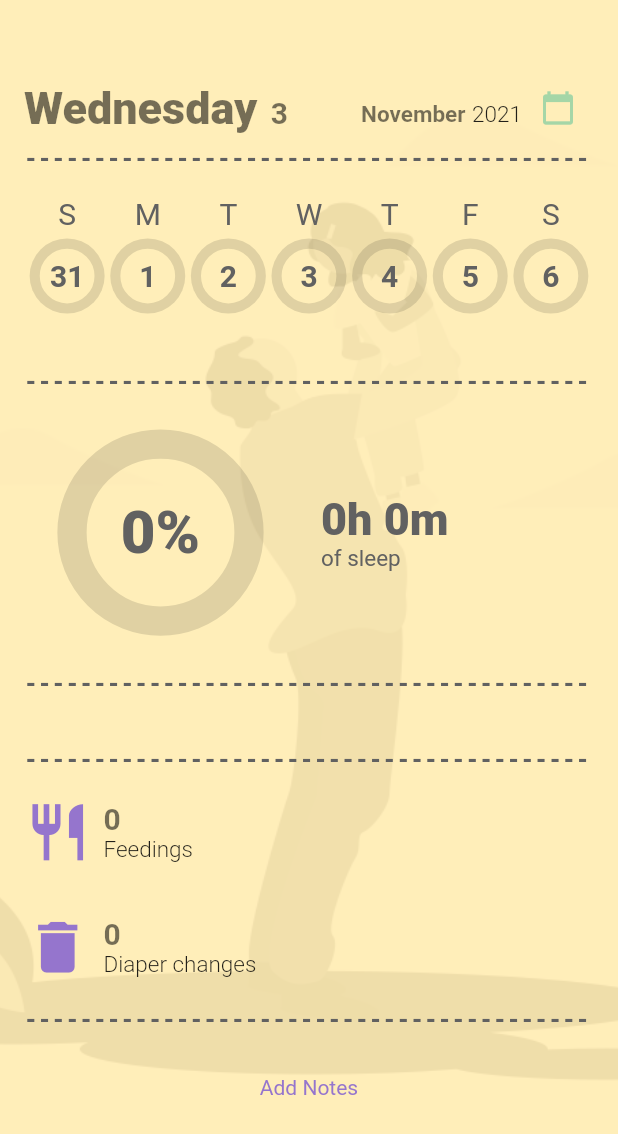
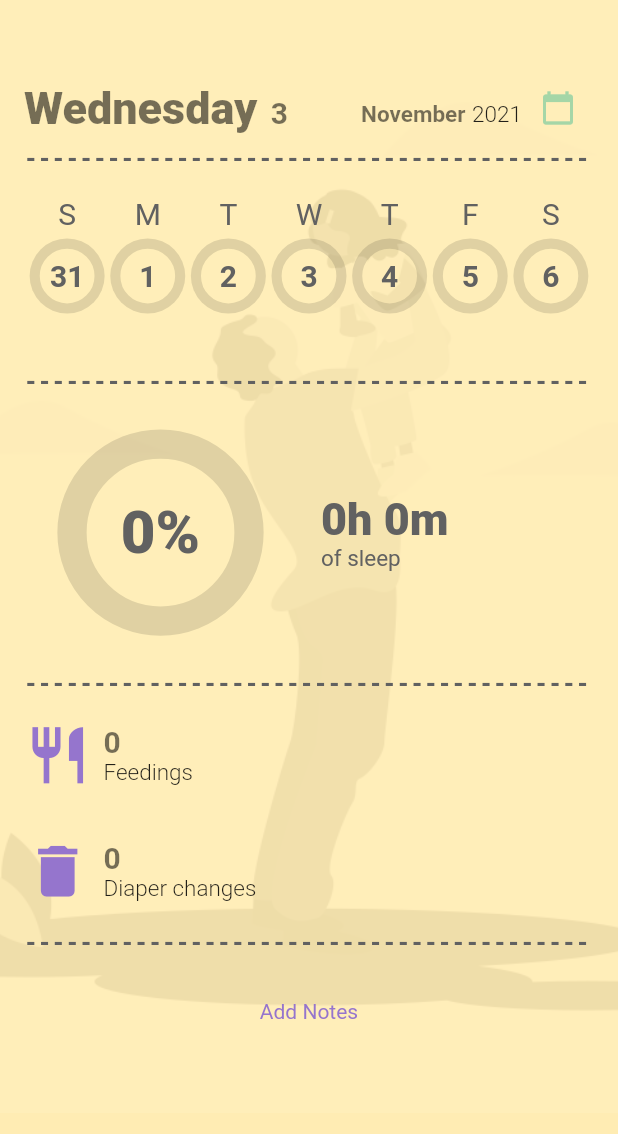
Before and after one commit to acm-projects/BabyQuest, a Flutter app: the StatisticsPage screen opened directly, on a phone screen of 412 x 824 dp. Shown: the top 1134 px of the screen. Run offline on Flutter 3.47's test engine with Material 2 defaults, Android fonts, the phone set to English and light mode, and no system bars; our stand-ins replace cloud_firestore, convex_bottom_bar, firebase_auth, firebase_core, firebase_storage, flutter_spinkit and 5 more; missing offline and left inert: flutter_libphonenumber; accounts and stored records are empty.

Commit message:
cleaned look when no sleep sessions exist

```diff
--- a/client/lib/pages/main/statistics_page.dart
+++ b/client/lib/pages/main/statistics_page.dart
@@ -4,6 +4,7 @@ import 'package:client/widgets/dotted_divider.dart';
 import 'package:client/widgets/fraction_circle.dart';
 import 'package:client/widgets/icon_information.dart';
 import 'package:flutter/material.dart';
+import 'package:flutter_spinkit/flutter_spinkit.dart';
 
 class StatisticsPage extends StatefulWidget {
   const StatisticsPage({Key? key}) : super(key: key);
@@ -251,6 +252,7 @@ class _StatisticsPageState extends State<StatisticsPage> {
                   ),
                 ),
                 const DottedDivider(),
+                if (sleepSessions.isNotEmpty)
                   Padding(
                     padding: const EdgeInsets.symmetric(vertical: 16),
                     child: ListView.builder(
@@ -264,7 +266,7 @@ class _StatisticsPageState extends State<StatisticsPage> {
                       },
                     ),
                   ),
-                const DottedDivider(),
+                if (sleepSessions.isNotEmpty) const DottedDivider(),
                 Container(
                   padding: const EdgeInsets.symmetric(vertical: 16),
                   child: Column(
```
Lines whose indentation alone changed are shown as unchanged.
